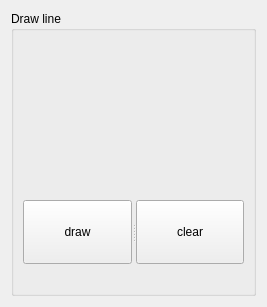
Before: the Qt Designer form GUI/Tools/DrawLineWidget.ui in linhanxu/workspace, drawn with Qt 5.
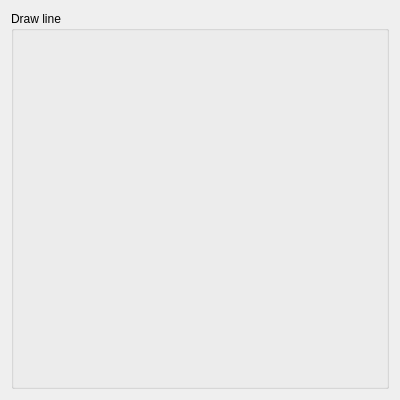
After: the same form once the commit is applied.

```diff
--- a/GUI/Tools/DrawLineWidget.ui
+++ b/GUI/Tools/DrawLineWidget.ui
@@ -6,8 +6,8 @@
    <rect>
     <x>0</x>
     <y>0</y>
-    <width>267</width>
-    <height>307</height>
+    <width>400</width>
+    <height>400</height>
    </rect>
   </property>
   <property name="windowTitle">
@@ -33,21 +33,8 @@
         </property>
        </spacer>
       </item>
-      <item row="9" column="0">
-       <spacer name="horizontalSpacer">
-        <property name="orientation">
-         <enum>Qt::Horizontal</enum>
-        </property>
-        <property name="sizeHint" stdset="0">
-         <size>
-          <width>40</width>
-          <height>20</height>
-         </size>
-        </property>
-       </spacer>
-      </item>
-      <item row="4" column="0">
-       <spacer name="horizontalSpacer_7">
+      <item row="6" column="0">
+       <spacer name="horizontalSpacer_4">
         <property name="orientation">
          <enum>Qt::Horizontal</enum>
         </property>
@@ -60,13 +47,13 @@
        </spacer>
       </item>
       <item row="7" column="0">
-       <spacer name="horizontalSpacer_2">
+       <spacer name="horizontalSpacer_12">
         <property name="orientation">
          <enum>Qt::Horizontal</enum>
         </property>
         <property name="sizeHint" stdset="0">
          <size>
-          <width>40</width>
+          <width>238</width>
           <height>20</height>
          </size>
         </property>
@@ -138,21 +125,30 @@
        </spacer>
       </item>
       <item row="8" column="0">
-       <widget class="QSplitter" name="splitter">
+       <spacer name="horizontalSpacer_2">
         <property name="orientation">
          <enum>Qt::Horizontal</enum>
         </property>
-        <widget class="QPushButton" name="drawButton">
-         <property name="text">
-          <string>draw</string>
-         </property>
-        </widget>
-        <widget class="QPushButton" name="clearButton">
-         <property name="text">
-          <string>clear</string>
-         </property>
-        </widget>
-       </widget>
+        <property name="sizeHint" stdset="0">
+         <size>
+          <width>40</width>
+          <height>20</height>
+         </size>
+        </property>
+       </spacer>
+      </item>
+      <item row="1" column="0">
+       <spacer name="horizontalSpacer_6">
+        <property name="orientation">
+         <enum>Qt::Horizontal</enum>
+        </property>
+        <property name="sizeHint" stdset="0">
+         <size>
+          <width>40</width>
+          <height>20</height>
+         </size>
+        </property>
+       </spacer>
       </item>
      </layout>
     </widget>
```
Left out of the diff: 43 changed lines with no effect on the pictures.
